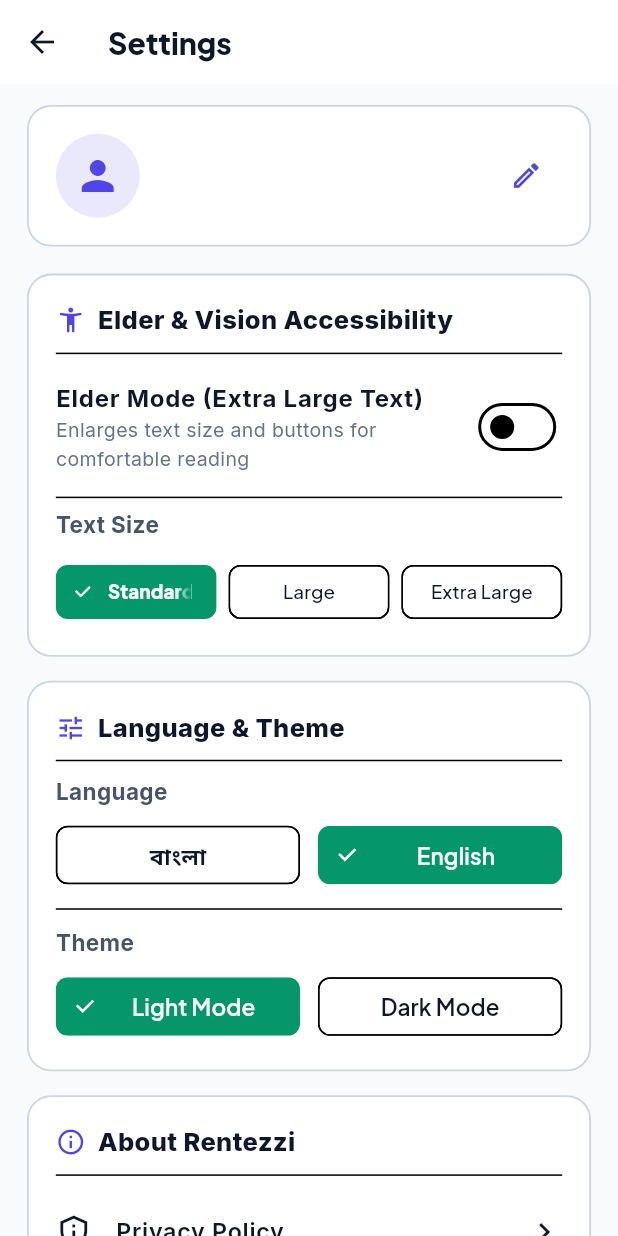
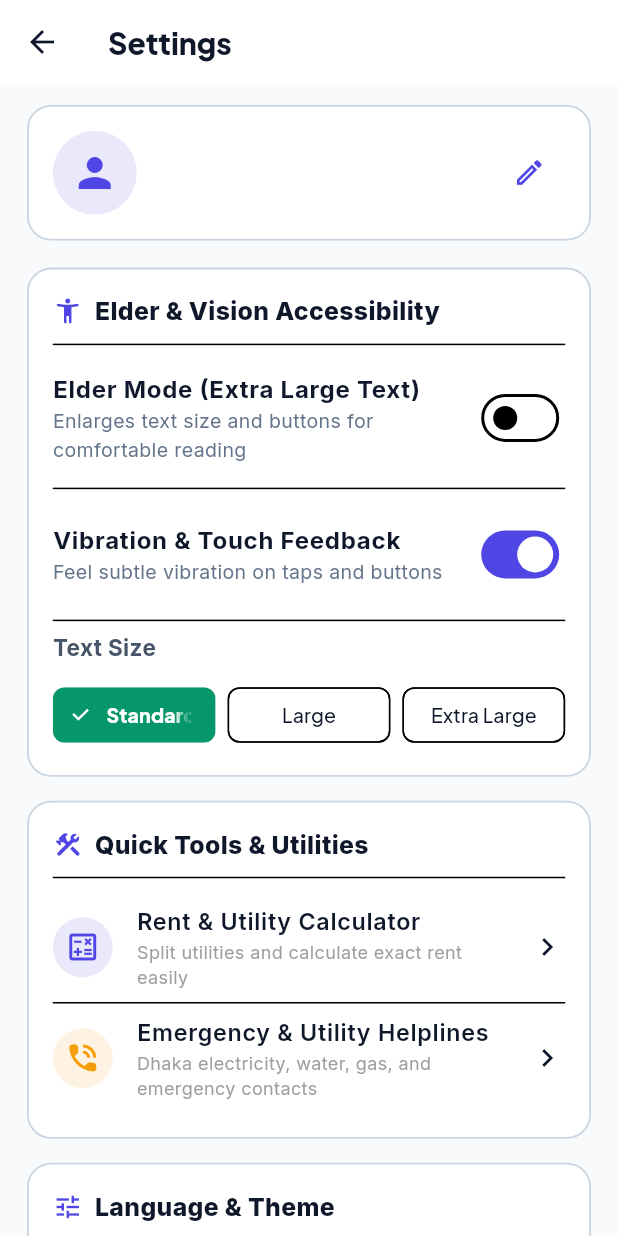
Before and after one commit to Levi9111/Rentezzi-mobile, a Flutter app: the SettingsScreen screen opened directly, on a phone screen of 412 x 824 dp. Run offline on Flutter 3.47's test engine with Material 3 defaults, Android fonts, the phone set to English and light mode, and no system bars; our stand-ins replace google_fonts, pdf, printing, shared_preferences; accounts and stored records are empty.

Commit message:
feat(screens): add haptic vibration control and quick tools navigation to settings screen

```diff
--- a/lib/screens/settings/settings_screen.dart
+++ b/lib/screens/settings/settings_screen.dart
@@ -1,17 +1,21 @@
 import 'package:flutter/material.dart';
 import 'package:provider/provider.dart';
 import '../../core/constants/app_colors.dart';
+import '../../core/services/haptic_service.dart';
 import '../../providers/app_provider.dart';
 import '../../providers/auth_provider.dart';
 import '../../widgets/elder_button.dart';
 import '../../widgets/elder_text_field.dart';
+import '../../widgets/emergency_sheet.dart';
 import '../auth/login_screen.dart';
+import '../tools/rent_calculator_screen.dart';
 import 'legal_screen.dart';
 
 class SettingsScreen extends StatelessWidget {
   const SettingsScreen({super.key});
 
   void _showEditNameDialog(BuildContext context, AuthProvider auth, AppProvider app) {
+    HapticService.selection();
     final controller = TextEditingController(text: auth.user?.name ?? '');
 
     showDialog(
@@ -32,12 +36,16 @@ class SettingsScreen extends StatelessWidget {
         ),
         actions: [
           TextButton(
-            onPressed: () => Navigator.pop(ctx),
+            onPressed: () {
+              HapticService.light();
+              Navigator.pop(ctx);
+            },
             child: Text(app.tr('cancel'), style: TextStyle(fontSize: 15 * app.fontScale)),
           ),
           ElevatedButton(
             onPressed: () async {
               if (controller.text.trim().isEmpty) return;
+              HapticService.medium();
               Navigator.pop(ctx);
               await auth.updateName(controller.text.trim());
             },
@@ -49,6 +57,7 @@ class SettingsScreen extends StatelessWidget {
   }
 
   void _showLogoutConfirm(BuildContext context, AuthProvider auth, AppProvider app) {
+    HapticService.selection();
     showDialog(
       context: context,
       builder: (ctx) => AlertDialog(
@@ -65,11 +74,15 @@ class SettingsScreen extends StatelessWidget {
         ),
         actions: [
           TextButton(
-            onPressed: () => Navigator.pop(ctx),
+            onPressed: () {
+              HapticService.light();
+              Navigator.pop(ctx);
+            },
             child: Text(app.tr('cancel'), style: TextStyle(fontSize: 15 * app.fontScale)),
           ),
           ElevatedButton(
             onPressed: () async {
+              HapticService.heavy();
               Navigator.pop(ctx);
               await auth.logout();
               if (context.mounted) {
@@ -98,7 +111,7 @@ class SettingsScreen extends StatelessWidget {
     final isDark = app.isDarkMode;
 
     final userName = auth.user?.name ?? app.tr('addYourName');
-    final userPhone = auth.user?.phone ?? '—';
+    final userPhone = auth.user?.phone ?? '';
 
     return Scaffold(
       backgroundColor: isDark ? AppColors.darkBg : AppColors.lightBg,
@@ -111,11 +124,11 @@ class SettingsScreen extends StatelessWidget {
       body: SingleChildScrollView(
         padding: EdgeInsets.symmetric(horizontal: 18 * fontScale, vertical: 14 * fontScale),
         child: Column(
-          crossAxisAlignment: CrossAxisAlignment.stretch,
+          crossAxisAlignment: CrossAxisAlignment.start,
           children: [
-            // Landlord Profile Card
+            // User Profile Header Card
             Container(
-              padding: EdgeInsets.all(18 * fontScale),
+              padding: EdgeInsets.all(16 * fontScale),
               decoration: BoxDecoration(
                 color: isDark ? AppColors.darkCard : Colors.white,
                 borderRadius: BorderRadius.circular(16),
@@ -128,7 +141,7 @@ class SettingsScreen extends StatelessWidget {
                 children: [
                   CircleAvatar(
                     radius: 28 * fontScale,
-                    backgroundColor: AppColors.primary.withOpacity(0.12),
+                    backgroundColor: AppColors.primary.withValues(alpha: 0.12),
                     child: Icon(
                       Icons.person,
                       size: 32 * fontScale,
@@ -180,7 +193,7 @@ class SettingsScreen extends StatelessWidget {
                 SwitchListTile(
                   contentPadding: EdgeInsets.zero,
                   value: app.isElderMode,
-                  activeColor: AppColors.primary,
+                  activeTrackColor: AppColors.primary,
                   title: Text(
                     app.tr('elderMode'),
                     style: TextStyle(
@@ -195,7 +208,41 @@ class SettingsScreen extends StatelessWidget {
                       color: isDark ? AppColors.darkTextMuted : AppColors.lightTextMuted,
                     ),
                   ),
-                  onChanged: (_) => app.toggleElderMode(),
+                  onChanged: (_) {
+                    HapticService.selection();
+                    app.toggleElderMode();
+                  },
+                ),
+                const Divider(height: 16),
+                // Haptic Feedback Switch
+                StatefulBuilder(
+                  builder: (context, setLocalState) {
+                    return SwitchListTile(
+                      contentPadding: EdgeInsets.zero,
+                      value: HapticService.enabled,
+                      activeTrackColor: AppColors.primary,
+                      title: Text(
+                        app.tr('hapticFeedback'),
+                        style: TextStyle(
+                          fontSize: 16 * fontScale,
+                          fontWeight: FontWeight.w700,
+                        ),
+                      ),
+                      subtitle: Text(
+                        app.tr('hapticFeedbackDesc'),
+                        style: TextStyle(
+                          fontSize: 13 * fontScale,
+                          color: isDark ? AppColors.darkTextMuted : AppColors.lightTextMuted,
+                        ),
+                      ),
+                      onChanged: (val) {
+                        setLocalState(() {
+                          HapticService.enabled = val;
+                        });
+                        if (val) HapticService.success();
+                      },
+                    );
+                  },
                 ),
                 const Divider(height: 16),
                 Text(
@@ -211,6 +258,70 @@ class SettingsScreen extends StatelessWidget {
                     SizedBox(width: 8 * fontScale),
                     _buildScaleOption(app, 1.35, app.tr('extraLarge'), fontScale),
                   ],
+                ),
+              ],
+            ),
+
+            SizedBox(height: 16 * fontScale),
+
+            // Quick Tools & Utilities Card
+            _buildCard(
+              title: app.isBengali ? 'সহজ টুলস ও হেল্পলাইন' : 'Quick Tools & Utilities',
+              icon: Icons.construction_rounded,
+              isDark: isDark,
+              fontScale: fontScale,
+              children: [
+                ListTile(
+                  contentPadding: EdgeInsets.zero,
+                  leading: Container(
+                    padding: const EdgeInsets.all(8),
+                    decoration: BoxDecoration(
+                      color: AppColors.primary.withValues(alpha: 0.12),
+                      shape: BoxShape.circle,
+                    ),
+                    child: const Icon(Icons.calculate_outlined, color: AppColors.primary),
+                  ),
+                  title: Text(
+                    app.tr('rentCalculator'),
+                    style: TextStyle(fontSize: 15.5 * fontScale, fontWeight: FontWeight.w600),
+                  ),
+                  subtitle: Text(
+                    app.tr('rentCalculatorSubtitle'),
+                    style: TextStyle(fontSize: 12 * fontScale, color: Colors.grey),
+                  ),
+                  trailing: const Icon(Icons.chevron_right),
+                  onTap: () {
+                    HapticService.selection();
+                    Navigator.push(
+                      context,
+                      MaterialPageRoute(builder: (_) => const RentCalculatorScreen()),
+                    );
+                  },
+                ),
+                const Divider(height: 1),
+                ListTile(
+                  contentPadding: EdgeInsets.zero,
+                  leading: Container(
+                    padding: const EdgeInsets.all(8),
+                    decoration: BoxDecoration(
+                      color: AppColors.warning.withValues(alpha: 0.12),
+                      shape: BoxShape.circle,
+                    ),
+                    child: const Icon(Icons.phone_in_talk_rounded, color: AppColors.warning),
+                  ),
+                  title: Text(
+                    app.tr('emergencyHelplines'),
+                    style: TextStyle(fontSize: 15.5 * fontScale, fontWeight: FontWeight.w600),
+                  ),
+                  subtitle: Text(
+                    app.tr('emergencyHelplinesSubtitle'),
+                    style: TextStyle(fontSize: 12 * fontScale, color: Colors.grey),
+                  ),
+                  trailing: const Icon(Icons.chevron_right),
+                  onTap: () {
+                    HapticService.selection();
+                    EmergencyHelplineSheet.show(context);
+                  },
                 ),
               ],
             ),
@@ -237,7 +348,10 @@ class SettingsScreen extends StatelessWidget {
                         label: Center(child: Text(app.tr('bangla'))),
                         selected: app.isBengali,
                         onSelected: (val) {
-                          if (val) app.setLanguage('bn');
+                          if (val) {
+                            HapticService.selection();
+                            app.setLanguage('bn');
+                          }
                         },
                       ),
                     ),
@@ -247,7 +361,10 @@ class SettingsScreen extends StatelessWidget {
                         label: Center(child: Text(app.tr('english'))),
                         selected: !app.isBengali,
                         onSelected: (val) {
-                          if (val) app.setLanguage('en');
+                          if (val) {
+                            HapticService.selection();
+                            app.setLanguage('en');
+                          }
                         },
                       ),
                     ),
@@ -268,7 +385,10 @@ class SettingsScreen extends StatelessWidget {
                         label: Center(child: Text(app.tr('light'))),
                         selected: !app.isDarkMode,
                         onSelected: (val) {
-                          if (val) app.setThemeMode(ThemeMode.light);
+                          if (val) {
+                            HapticService.selection();
+                            app.setThemeMode(ThemeMode.light);
+                          }
                         },
                       ),
                     ),
@@ -278,7 +398,10 @@ class SettingsScreen extends StatelessWidget {
                         label: Center(child: Text(app.tr('dark'))),
                         selected: app.isDarkMode,
                         onSelected: (val) {
-                          if (val) app.setThemeMode(ThemeMode.dark);
+                          if (val) {
+                            HapticService.selection();
+                            app.setThemeMode(ThemeMode.dark);
+                          }
                         },
                       ),
                     ),
@@ -305,6 +428,7 @@ class SettingsScreen extends StatelessWidget {
                   ),
                   trailing: const Icon(Icons.chevron_right),
                   onTap: () {
+                    HapticService.selection();
                     Navigator.of(context).push(
                       MaterialPageRoute(
                         builder: (_) => LegalScreen(title: app.tr('privacyPolicy'), isPrivacy: true),
@@ -322,6 +446,7 @@ class SettingsScreen extends StatelessWidget {
                   ),
                   trailing: const Icon(Icons.chevron_right),
                   onTap: () {
+                    HapticService.selection();
                     Navigator.of(context).push(
                       MaterialPageRoute(
                         builder: (_) => LegalScreen(title: app.tr('termsOfService'), isPrivacy: false),
@@ -352,31 +477,9 @@ class SettingsScreen extends StatelessWidget {
               backgroundColor: AppColors.destructive,
               onPressed: () => _showLogoutConfirm(context, auth, app),
             ),
-
-            SizedBox(height: 32 * fontScale),
+            SizedBox(height: 24 * fontScale),
           ],
         ),
-      ),
-    );
-  }
-
-  Widget _buildScaleOption(AppProvider app, double scale, String label, double fontScale) {
-    final isSelected = (app.fontScale - scale).abs() < 0.05;
-    return Expanded(
-      child: ChoiceChip(
-        label: Center(
-          child: Text(
-            label,
-            style: TextStyle(
-              fontSize: 12.5 * fontScale,
-              fontWeight: isSelected ? FontWeight.w800 : FontWeight.w500,
-            ),
-          ),
-        ),
-        selected: isSelected,
-        onSelected: (val) {
-          if (val) app.setFontScale(scale);
-        },
       ),
     );
   }
@@ -389,7 +492,8 @@ class SettingsScreen extends StatelessWidget {
     required List<Widget> children,
   }) {
     return Container(
-      padding: EdgeInsets.all(18 * fontScale),
+      width: double.infinity,
+      padding: EdgeInsets.all(16 * fontScale),
       decoration: BoxDecoration(
         color: isDark ? AppColors.darkCard : Colors.white,
         borderRadius: BorderRadius.circular(16),
@@ -408,7 +512,7 @@ class SettingsScreen extends StatelessWidget {
               Text(
                 title,
                 style: TextStyle(
-                  fontSize: 17 * fontScale,
+                  fontSize: 16.5 * fontScale,
                   fontWeight: FontWeight.w800,
                   color: isDark ? AppColors.darkTextPrimary : AppColors.lightTextPrimary,
                 ),
@@ -421,4 +525,28 @@ class SettingsScreen extends StatelessWidget {
       ),
     );
   }
+
+  Widget _buildScaleOption(AppProvider app, double scale, String label, double fontScale) {
+    final isSelected = (app.fontScale - scale).abs() < 0.05;
+    return Expanded(
+      child: ChoiceChip(
+        label: Center(
+          child: Text(
+            label,
+            style: TextStyle(
+              fontSize: 13 * fontScale,
+              fontWeight: isSelected ? FontWeight.w800 : FontWeight.w500,
+            ),
+          ),
+        ),
+        selected: isSelected,
+        onSelected: (val) {
+          if (val) {
+            HapticService.selection();
+            app.setFontScale(scale);
+          }
+        },
+      ),
+    );
+  }
 }
```
